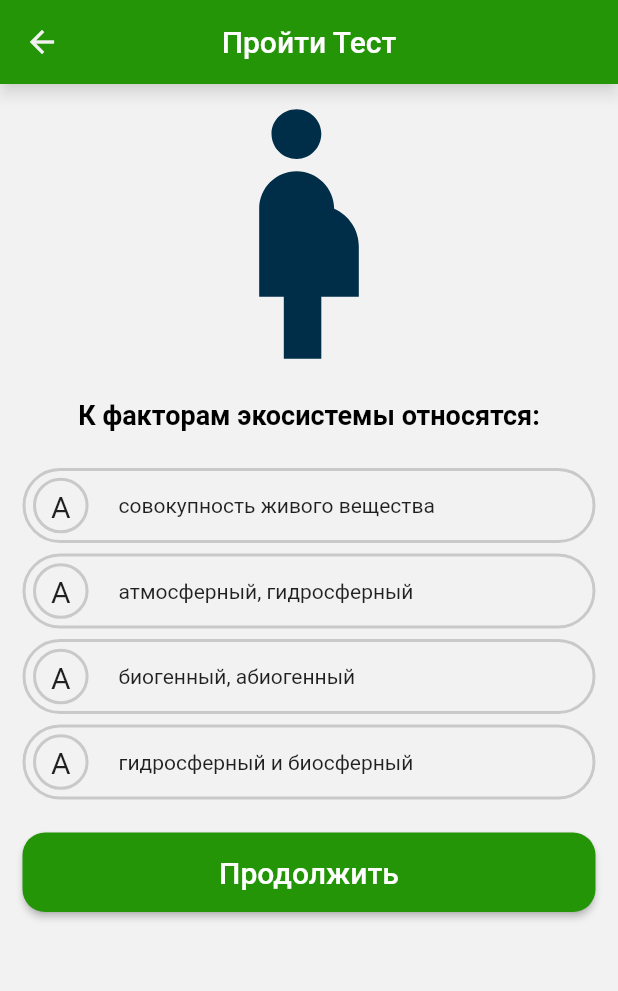
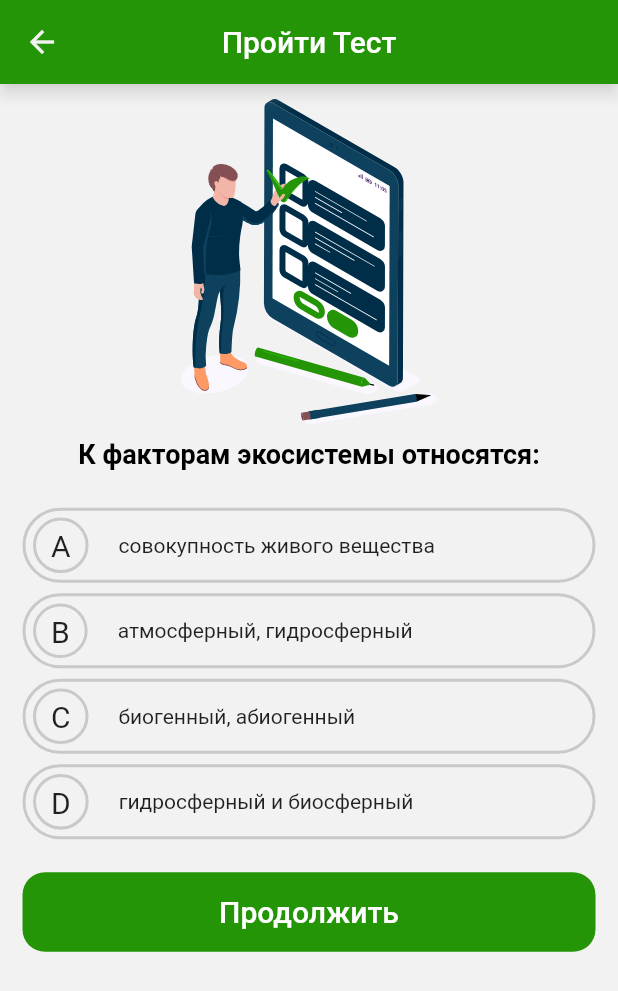
Before and after one commit to IskanderA1/recycle_hub, a Flutter app: the TestScreen screen opened directly, on a phone screen of 412 x 824 dp. Shown: the top 991 px of the screen. Run offline on Flutter 3.47's test engine with Material 2 defaults, Android fonts, the light colour scheme and no system bars; our stand-ins replace auto_size_text, dio, flutter_spinkit, flutter_svg, font_awesome_flutter, google_maps_flutter and 4 more; missing offline and left inert: bottom_sheet, day_night_switcher, flutter_star_rating; accounts and stored records are empty; network calls fail.

```diff
--- a/lib/elements/drawer.dart
+++ b/lib/elements/drawer.dart
@@ -7,7 +7,7 @@ Drawer customDrawer(BuildContext context) => Drawer(
         mainAxisAlignment: MainAxisAlignment.spaceBetween,
         children: [
           Container(
-            height: MediaQuery.of(context).size.height-85,
+            height: MediaQuery.of(context).size.height-82.5,
             child: ListView(
               padding: EdgeInsets.zero,
               children: <Widget>[
@@ -182,7 +182,7 @@ Drawer customDrawer(BuildContext context) => Drawer(
               mainAxisAlignment: MainAxisAlignment.spaceBetween,
               children: [
                 Icon(
-                  Icons.settings,
+                  Icons.settings_outlined,
                   color: kColorBlack,
                   size: 30,
                 ),
--- a/lib/screens/tabs/eco_gide/eco_guide_tabs/do_test_screen.dart
+++ b/lib/screens/tabs/eco_gide/eco_guide_tabs/do_test_screen.dart
@@ -1,4 +1,5 @@
 import 'package:flutter/material.dart';
+import 'package:flutter_svg/flutter_svg.dart';
 import 'package:recycle_hub/bloc/eco_guide_blocs/eco_menu_bloc.dart';
 
 import '../../../../style/theme.dart';
@@ -24,16 +25,15 @@ class _TestScreenState extends State<TestScreen> {
       ),
       body: Container(
           child: Column(
-            mainAxisAlignment: MainAxisAlignment.start,
+        mainAxisAlignment: MainAxisAlignment.start,
         children: [
           Column(
             mainAxisAlignment: MainAxisAlignment.spaceAround,
             children: [
-              Icon(
-                Icons.pregnant_woman,
-                size: 200,
-                color: Color(0xFF002E49),
+              SizedBox(
+                height: 10,
               ),
+              SvgPicture.asset("svg/test_illustration.svg"),
               SizedBox(
                 height: 10,
               ),
@@ -103,7 +103,7 @@ class _TestScreenState extends State<TestScreen> {
                                   border: Border.all(
                                       color: Color(0xFFC9C9C9), width: 2)),
                               child: Text(
-                                "A",
+                                "B",
                                 style: TextStyle(fontSize: 20),
                               ),
                             ),
@@ -134,7 +134,7 @@ class _TestScreenState extends State<TestScreen> {
                                   border: Border.all(
                                       color: Color(0xFFC9C9C9), width: 2)),
                               child: Text(
-                                "A",
+                                "C",
                                 style: TextStyle(fontSize: 20),
                               ),
                             ),
@@ -165,7 +165,7 @@ class _TestScreenState extends State<TestScreen> {
                                   border: Border.all(
                                       color: Color(0xFFC9C9C9), width: 2)),
                               child: Text(
-                                "A",
+                                "D",
                                 style: TextStyle(fontSize: 20),
                               ),
                             ),
@@ -181,16 +181,18 @@ class _TestScreenState extends State<TestScreen> {
             ],
           ),
           Container(
-            padding: EdgeInsets.only(left: 15,right: 15),
+            padding: EdgeInsets.only(left: 15, right: 15),
             child: RaisedButton(
-              shape: RoundedRectangleBorder(borderRadius: BorderRadius.circular(15)),
+              elevation: 0,
+              shape: RoundedRectangleBorder(
+                  borderRadius: BorderRadius.circular(15)),
               padding: EdgeInsets.all(15),
               color: Color(0xFF249507),
               onPressed: () {},
               child: Center(
                 child: Text(
                   "Продолжить",
-                  style: TextStyle(color: Colors.white,fontSize: 20),
+                  style: TextStyle(color: Colors.white, fontSize: 20),
                 ),
               ),
             ),
```
Also changed, not shown: lib/screens/tabs/eco_gide/eco_guide_tabs/container_screen.dart (+16 -10 lines), svg/test_illustration.svg (added).
